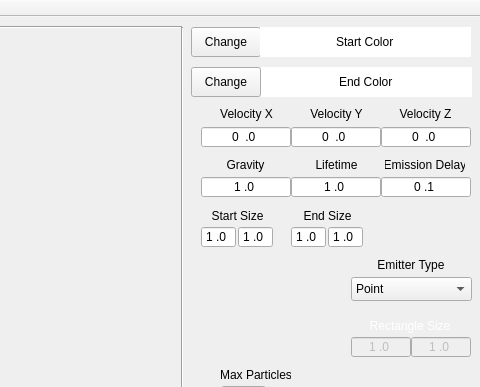
The window that TA_ParticleEditor/TA_ParticleEditor/particleeditor.ui (Stureplan/TA_ParticleEditor) describes before a commit, drawn with Qt 5; both pictures show x 469 to 949 and y 0 to 387 of the 949 by 653 pixel window.
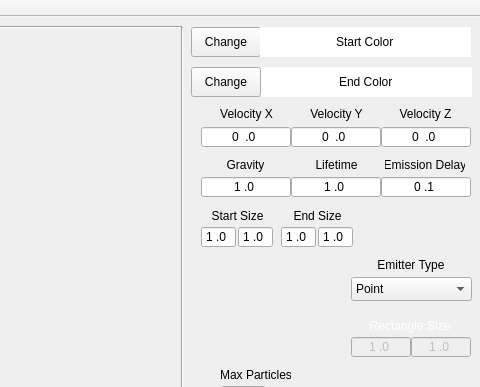
The same window after the commit. Custom widgets are drawn as their Qt base class.

```diff
--- a/TA_ParticleEditor/TA_ParticleEditor/particleeditor.ui
+++ b/TA_ParticleEditor/TA_ParticleEditor/particleeditor.ui
@@ -851,7 +851,7 @@
    <widget class="QLineEdit" name="sizeY_2">
     <property name="geometry">
      <rect>
-      <x>797</x>
+      <x>787</x>
       <y>210</y>
       <width>35</width>
       <height>20</height>
@@ -873,7 +873,7 @@
    <widget class="QLabel" name="label_EndSize">
     <property name="geometry">
      <rect>
-      <x>751</x>
+      <x>741</x>
       <y>191</y>
       <width>91</width>
       <height>16</height>
@@ -889,7 +889,7 @@
    <widget class="QLineEdit" name="sizeX_2">
     <property name="geometry">
      <rect>
-      <x>760</x>
+      <x>750</x>
       <y>210</y>
       <width>35</width>
       <height>20</height>
```
Left out of the diff: 54 changed lines with no effect on the pictures.
